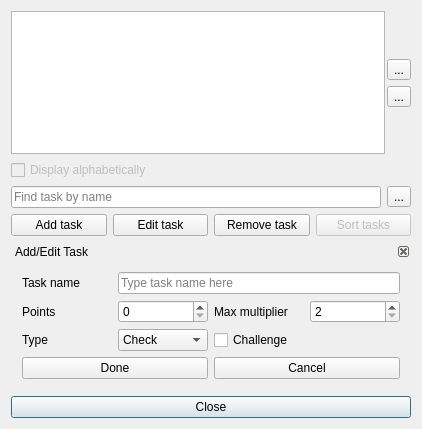
Qt form gui_taskedit.ui (FrankMamuda/ketoevent) before a commit.
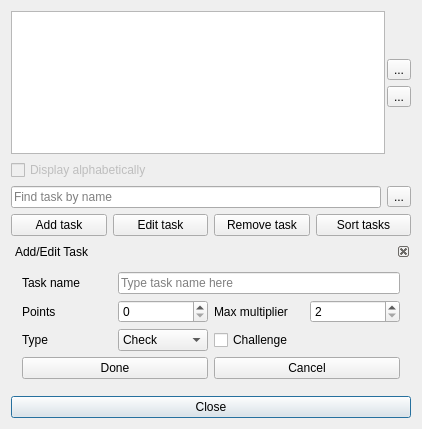
The same form after that commit. Icons and pictures are not drawn.

Patch:
```diff
--- a/gui_taskedit.ui
+++ b/gui_taskedit.ui
@@ -157,7 +157,7 @@
      <item row="1" column="3">
       <widget class="QPushButton" name="sortButton">
        <property name="enabled">
-        <bool>false</bool>
+        <bool>true</bool>
        </property>
        <property name="text">
         <string>Sort tasks</string>
```
Left out of the diff: 4 changed lines with no effect on the pictures.
